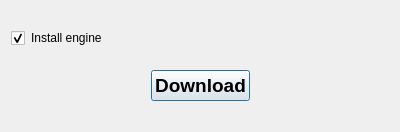
The window that BaseClient/Source/ContentDownloadDialog.ui (WorksAhead/Base) describes before a commit, drawn with Qt 5.
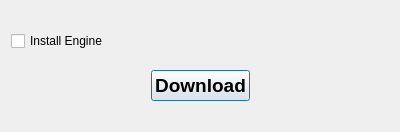
The same window after the commit.

```diff
--- a/BaseClient/Source/ContentDownloadDialog.ui
+++ b/BaseClient/Source/ContentDownloadDialog.ui
@@ -43,7 +43,7 @@
     </spacer>
    </item>
    <item>
-    <layout class="QHBoxLayout" name="horizontalLayout" stretch="0,1">
+    <layout class="QHBoxLayout" name="horizontalLayout" stretch="0">
      <item>
       <widget class="QCheckBox" name="installEngineCheckBox">
        <property name="sizePolicy">
@@ -52,30 +52,14 @@
          <verstretch>0</verstretch>
         </sizepolicy>
        </property>
+       <property name="text">
+        <string>Install Engine</string>
+       </property>
        <property name="checkable">
         <bool>true</bool>
        </property>
        <property name="checked">
-        <bool>true</bool>
-       </property>
-      </widget>
-     </item>
-     <item>
-      <widget class="QLabel" name="installEngineLabel">
-       <property name="text">
-        <string>Install engine</string>
-       </property>
-       <property name="textFormat">
-        <enum>Qt::AutoText</enum>
-       </property>
-       <property name="scaledContents">
-        <bool>true</bool>
-       </property>
-       <property name="alignment">
-        <set>Qt::AlignLeading|Qt::AlignLeft|Qt::AlignTop</set>
-       </property>
-       <property name="wordWrap">
-        <bool>true</bool>
+        <bool>false</bool>
        </property>
       </widget>
      </item>
```
